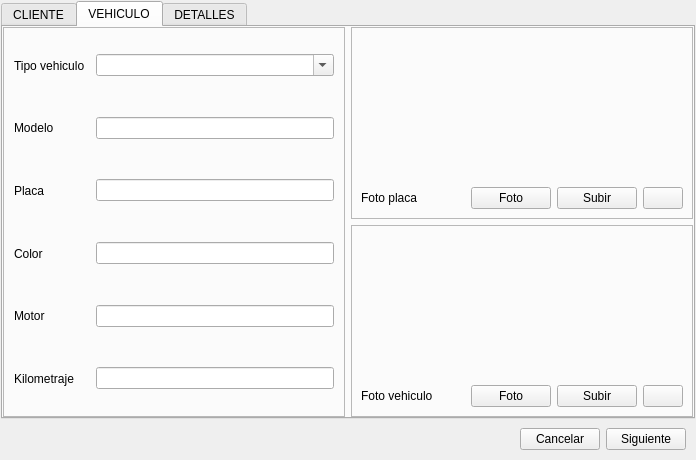
First picture: the form in view/ModalRegistro.ui, repository jhocepSan/deskopCandiaCar, before the edit.
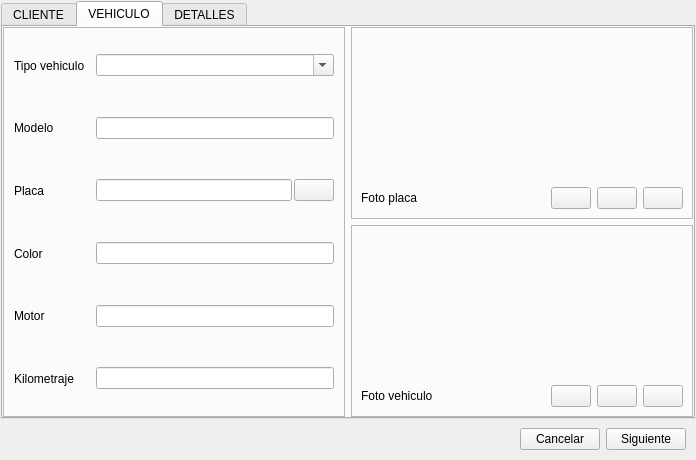
Second picture: the form after the edit. The open tabs and pages were chosen to show the change. Icons and pictures are not drawn.

The edit to the form file:
```diff
--- a/view/ModalRegistro.ui
+++ b/view/ModalRegistro.ui
@@ -634,7 +634,21 @@
                        </widget>
                       </item>
                       <item>
-                       <widget class="QLineEdit" name="linePlaca"/>
+                       <layout class="QHBoxLayout" name="horizontalLayout_18">
+                        <item>
+                         <widget class="QLineEdit" name="linePlaca"/>
+                        </item>
+                        <item>
+                         <widget class="QPushButton" name="btn_buscarplaca">
+                          <property name="toolTip">
+                           <string>buscar placa</string>
+                          </property>
+                          <property name="text">
+                           <string/>
+                          </property>
+                         </widget>
+                        </item>
+                       </layout>
                       </item>
                      </layout>
                     </widget>
@@ -833,13 +847,7 @@
 }</string>
                           </property>
                           <property name="text">
-                           <string>Foto</string>
-                          </property>
-                          <property name="iconSize">
-                           <size>
-                            <width>25</width>
-                            <height>25</height>
-                           </size>
+                           <string/>
                           </property>
                          </widget>
                         </item>
@@ -851,13 +859,7 @@
 }</string>
                           </property>
                           <property name="text">
-                           <string>Subir</string>
-                          </property>
-                          <property name="iconSize">
-                           <size>
-                            <width>25</width>
-                            <height>25</height>
-                           </size>
+                           <string/>
                           </property>
                          </widget>
                         </item>
@@ -917,13 +919,7 @@
 }</string>
                           </property>
                           <property name="text">
-                           <string>Foto</string>
-                          </property>
-                          <property name="iconSize">
-                           <size>
-                            <width>25</width>
-                            <height>25</height>
-                           </size>
+                           <string/>
                           </property>
                          </widget>
                         </item>
@@ -935,13 +931,7 @@
 }</string>
                           </property>
                           <property name="text">
-                           <string>Subir</string>
-                          </property>
-                          <property name="iconSize">
-                           <size>
-                            <width>25</width>
-                            <height>25</height>
-                           </size>
+                           <string/>
                           </property>
                          </widget>
                         </item>
```
Left out of the diff: 34 changed lines with no effect on the pictures.
